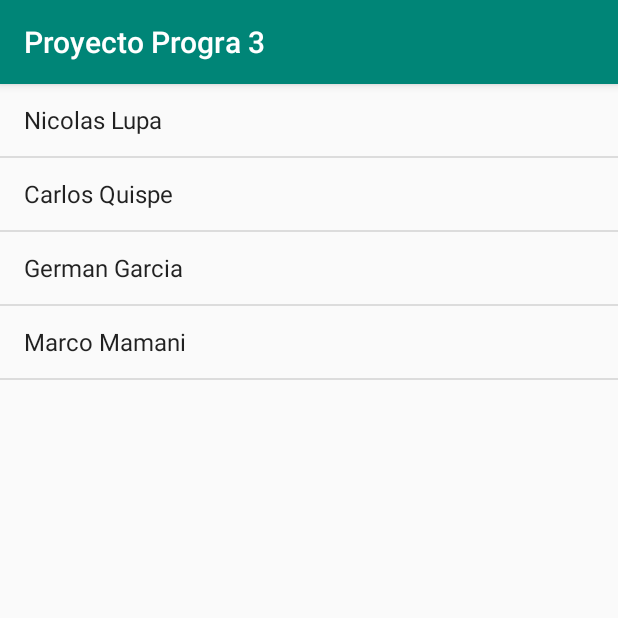
After one commit to nacho2707/Jelly-Beans-Progra-3, an Android app: the contactos screen opened directly, with no data from a screen before it, on a phone screen of 412 x 824 dp, the top half of it. The commit adds this screen. Run offline under Robolectric (Android 15) with nearby library versions, the phone set to English and light mode, and no system bars.

Commit message:
contactos

```diff
--- a/app/build.gradle
+++ b/app/build.gradle
@@ -22,6 +22,7 @@ dependencies {
     implementation fileTree(dir: 'libs', include: ['*.jar'])
     implementation 'com.android.support:appcompat-v7:28.0.0'
     implementation 'com.android.support.constraint:constraint-layout:1.1.3'
+    implementation 'com.android.support:design:28.0.0'
     testImplementation 'junit:junit:4.12'
     androidTestImplementation 'com.android.support.test:runner:1.0.2'
     androidTestImplementation 'com.android.support.test.espresso:espresso-core:3.0.2'
--- a/app/src/main/AndroidManifest.xml
+++ b/app/src/main/AndroidManifest.xml
@@ -1,6 +1,8 @@
 <?xml version="1.0" encoding="utf-8"?>
 <manifest xmlns:android="http://schemas.android.com/apk/res/android"
+
     package="com.jellybeans">
+    <uses-permission android:name="android.permission.CALL_PHONE"></uses-permission>
 
     <application
         android:allowBackup="true"
@@ -9,6 +11,7 @@
         android:roundIcon="@mipmap/ic_launcher_round"
         android:supportsRtl="true"
         android:theme="@style/AppTheme">
+        <activity android:name=".contactos"></activity>
         <activity android:name=".MainActivity">
             <intent-filter>
                 <action android:name="android.intent.action.MAIN" />
--- /dev/null
+++ b/app/src/main/java/com/jellybeans/Contacto.java
@@ -0,0 +1,47 @@
+package com.jellybeans;
+
+public class Contacto {
+    String nombre;
+    String apellido;
+    String correo;
+    int telefono;
+
+    public Contacto(String nombre, String apellido, String correo, int telefono) {
+        this.nombre = nombre;
+        this.apellido = apellido;
+        this.correo = correo;
+        this.telefono = telefono;
+    }
+
+    public String getNombre() {
+        return nombre;
+    }
+
+    public void setNombre(String nombre) {
+        this.nombre = nombre;
+    }
+
+    public String getApellido() {
+        return apellido;
+    }
+
+    public void setApellido(String apellido) {
+        this.apellido = apellido;
+    }
+
+    public String getCorreo() {
+        return correo;
+    }
+
+    public void setCorreo(String correo) {
+        this.correo = correo;
+    }
+
+    public int getTelefono() {
+        return telefono;
+    }
+
+    public void setTelefono(int telefono) {
+        this.telefono = telefono;
+    }
+}
--- /dev/null
+++ b/app/src/main/java/com/jellybeans/contactos.java
@@ -0,0 +1,32 @@
+package com.jellybeans;
+
+import android.support.v7.app.AppCompatActivity;
+import android.os.Bundle;
+import android.widget.ArrayAdapter;
+import android.widget.ListView;
+
+import java.util.ArrayList;
+
+public class contactos extends AppCompatActivity {
+    ListView lvContactos;
+    ArrayList<Contacto> contactos;
+    @Override
+    protected void onCreate(Bundle savedInstanceState) {
+        super.onCreate(savedInstanceState);
+        setContentView(R.layout.activity_contactos);
+        lvContactos = (ListView) findViewById(R.id.lvcontactos);
+        contactos = new ArrayList<>();
+        contactos.add( new Contacto("Nicolas", "Lupa", "donnico69@gmail.com", 76233078));
+        contactos.add( new Contacto("Carlos", "Quispe", "donnico69@gmail.com", 76233078));
+        contactos.add(new Contacto("German", "Garcia", "donnico69@gmail.com", 76233078));
+        contactos.add(new Contacto("Marco", "Mamani", "donnico69@gmail.com", 76233078));
+        ArrayList<String> nombreContactos = new ArrayList<>();
+        for (Contacto contacto: contactos){
+            nombreContactos.add(contacto.getNombre() + " " + contacto.getApellido());
+        }
+        lvContactos.setAdapter(new ArrayAdapter<String>(this,android.R.layout.simple_list_item_1, nombreContactos));
+
+
+
+    }
+}
--- /dev/null
+++ b/app/src/main/res/layout/activity_contactos.xml
@@ -0,0 +1,13 @@
+<?xml version="1.0" encoding="utf-8"?>
+<LinearLayout xmlns:android="http://schemas.android.com/apk/res/android"
+    xmlns:app="http://schemas.android.com/apk/res-auto"
+    xmlns:tools="http://schemas.android.com/tools"
+    android:layout_width="match_parent"
+    android:layout_height="match_parent"
+    tools:context=".contactos">
+    <ListView
+        android:id ="@+id/lvcontactos"
+        android:layout_width="match_parent"
+        android:layout_height="match_parent"></ListView>
+
+</LinearLayout>
--- /dev/null
+++ b/app/src/main/res/values/dimens.xml
@@ -0,0 +1,3 @@
+<resources>
+    <dimen name="fab_margin">16dp</dimen>
+</resources>
--- a/app/src/main/res/values/strings.xml
+++ b/app/src/main/res/values/strings.xml
@@ -1,3 +1,4 @@
 <resources>
     <string name="app_name">Proyecto Progra 3</string>
+    <string name="title_activity_contactos">contactos</string>
 </resources>
```
Also changed, not shown: app/src/main/res/values/styles.xml (+9 -0 lines).
